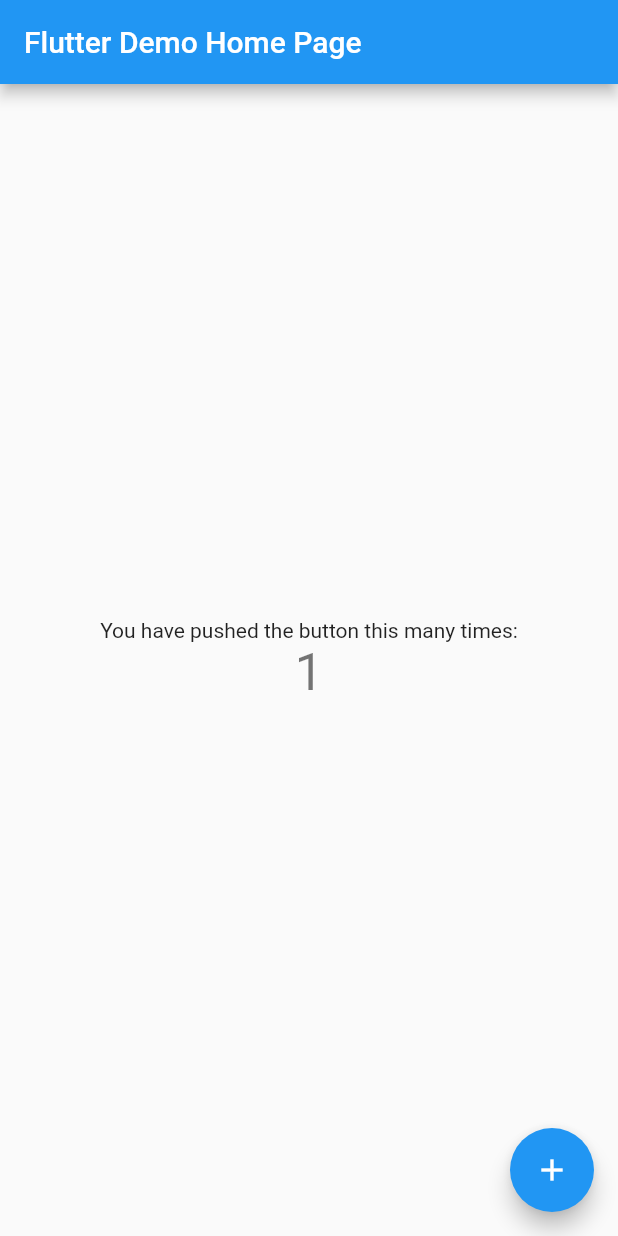
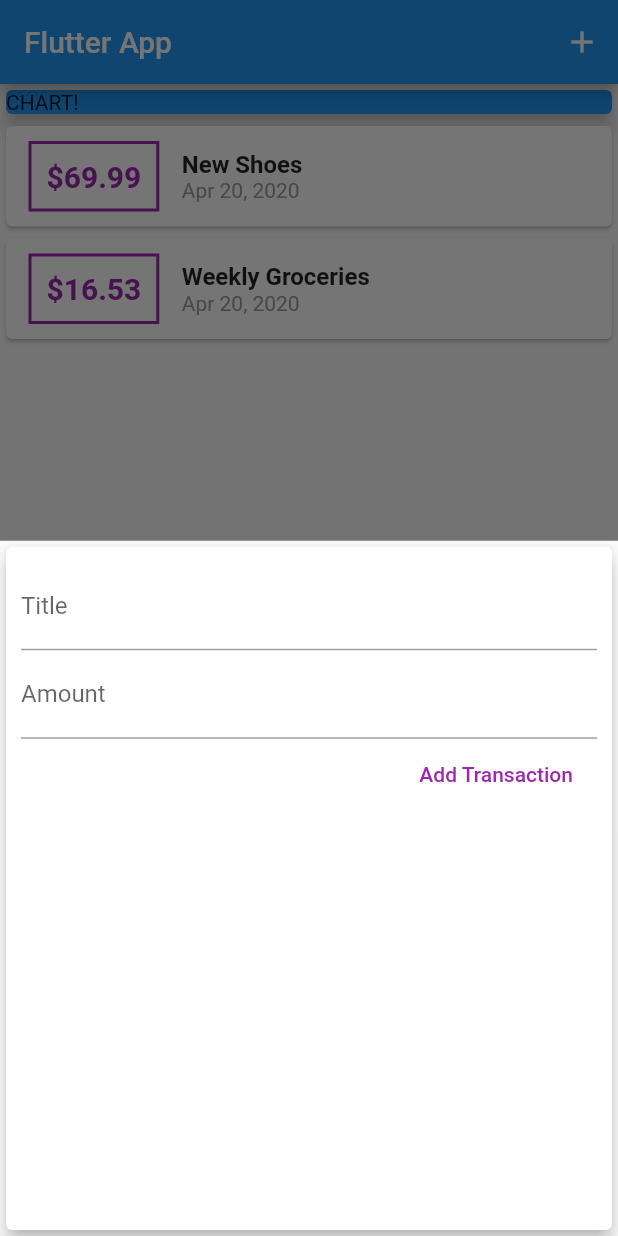
Before and after one commit to nactrem10/flutter_example_first_project, a Flutter app: the screen it shows after launch, after a tap on the "add" icon, on a phone screen of 412 x 824 dp. Run offline on Flutter 3.47's test engine with Material 2 defaults, Android fonts, the phone set to English and light mode, and no system bars.

Commit message:
listing and adding implemented

```diff
--- a/lib/main.dart
+++ b/lib/main.dart
@@ -1,117 +1,104 @@
 import 'package:flutter/material.dart';
 
-void main() {
-  runApp(MyApp());
-}
+import './widgets/new_transaction.dart';
+import './widgets/transaction_list.dart';
+import './models/transaction.dart';
+
+void main() => runApp(MyApp());
 
 class MyApp extends StatelessWidget {
-  // This widget is the root of your application.
   @override
   Widget build(BuildContext context) {
     return MaterialApp(
-      title: 'Flutter Demo',
-      theme: ThemeData(
-        // This is the theme of your application.
-        //
-        // Try running your application with "flutter run". You'll see the
-        // application has a blue toolbar. Then, without quitting the app, try
-        // changing the primarySwatch below to Colors.green and then invoke
-        // "hot reload" (press "r" in the console where you ran "flutter run",
-        // or simply save your changes to "hot reload" in a Flutter IDE).
-        // Notice that the counter didn't reset back to zero; the application
-        // is not restarted.
-        primarySwatch: Colors.blue,
-        // This makes the visual density adapt to the platform that you run
-        // the app on. For desktop platforms, the controls will be smaller and
-        // closer together (more dense) than on mobile platforms.
-        visualDensity: VisualDensity.adaptivePlatformDensity,
-      ),
-      home: MyHomePage(title: 'Flutter Demo Home Page'),
+      title: 'Flutter App',
+      home: MyHomePage(),
     );
   }
 }
 
 class MyHomePage extends StatefulWidget {
-  MyHomePage({Key key, this.title}) : super(key: key);
-
-  // This widget is the home page of your application. It is stateful, meaning
-  // that it has a State object (defined below) that contains fields that affect
-  // how it looks.
-
-  // This class is the configuration for the state. It holds the values (in this
-  // case the title) provided by the parent (in this case the App widget) and
-  // used by the build method of the State. Fields in a Widget subclass are
-  // always marked "final".
-
-  final String title;
-
+  // String titleInput;
+  // String amountInput;
   @override
   _MyHomePageState createState() => _MyHomePageState();
 }
 
 class _MyHomePageState extends State<MyHomePage> {
-  int _counter = 0;
+  final List<Transaction> _userTransactions = [
+    Transaction(
+      id: 't1',
+      title: 'New Shoes',
+      amount: 69.99,
+      date: DateTime.now(),
+    ),
+    Transaction(
+      id: 't2',
+      title: 'Weekly Groceries',
+      amount: 16.53,
+      date: DateTime.now(),
+    ),
+  ];
 
-  void _incrementCounter() {
+  void _addNewTransaction(String txTitle, double txAmount) {
+    final newTx = Transaction(
+      title: txTitle,
+      amount: txAmount,
+      date: DateTime.now(),
+      id: DateTime.now().toString(),
+    );
+
     setState(() {
-      // This call to setState tells the Flutter framework that something has
-      // changed in this State, which causes it to rerun the build method below
-      // so that the display can reflect the updated values. If we changed
-      // _counter without calling setState(), then the build method would not be
-      // called again, and so nothing would appear to happen.
-      _counter++;
+      _userTransactions.add(newTx);
     });
+  }
+
+  void _startAddNewTransaction(BuildContext ctx) {
+    showModalBottomSheet(
+      context: ctx,
+      builder: (_) {
+        return GestureDetector(
+          onTap: () {},
+          child: NewTransaction(_addNewTransaction),
+          behavior: HitTestBehavior.opaque,
+        );
+      },
+    );
   }
 
   @override
   Widget build(BuildContext context) {
-    // This method is rerun every time setState is called, for instance as done
-    // by the _incrementCounter method above.
-    //
-    // The Flutter framework has been optimized to make rerunning build methods
-    // fast, so that you can just rebuild anything that needs updating rather
-    // than having to individually change instances of widgets.
     return Scaffold(
       appBar: AppBar(
-        // Here we take the value from the MyHomePage object that was created by
-        // the App.build method, and use it to set our appbar title.
-        title: Text(widget.title),
+        title: Text('Flutter App'),
+        actions: <Widget>[
+          IconButton(
+            icon: Icon(Icons.add),
+            onPressed: () => _startAddNewTransaction(context),
+          ),
+        ],
       ),
-      body: Center(
-        // Center is a layout widget. It takes a single child and positions it
-        // in the middle of the parent.
+      body: SingleChildScrollView(
         child: Column(
-          // Column is also a layout widget. It takes a list of children and
-          // arranges them vertically. By default, it sizes itself to fit its
-          // children horizontally, and tries to be as tall as its parent.
-          //
-          // Invoke "debug painting" (press "p" in the console, choose the
-          // "Toggle Debug Paint" action from the Flutter Inspector in Android
-          // Studio, or the "Toggle Debug Paint" command in Visual Studio Code)
-          // to see the wireframe for each widget.
-          //
-          // Column has various properties to control how it sizes itself and
-          // how it positions its children. Here we use mainAxisAlignment to
-          // center the children vertically; the main axis here is the vertical
-          // axis because Columns are vertical (the cross axis would be
-          // horizontal).
-          mainAxisAlignment: MainAxisAlignment.center,
+          // mainAxisAlignment: MainAxisAlignment.start,
+          crossAxisAlignment: CrossAxisAlignment.stretch,
           children: <Widget>[
-            Text(
-              'You have pushed the button this many times:',
+            Container(
+              width: double.infinity,
+              child: Card(
+                color: Colors.blue,
+                child: Text('CHART!'),
+                elevation: 5,
+              ),
             ),
-            Text(
-              '$_counter',
-              style: Theme.of(context).textTheme.headline4,
-            ),
+            TransactionList(_userTransactions),
           ],
         ),
       ),
+      floatingActionButtonLocation: FloatingActionButtonLocation.centerFloat,
       floatingActionButton: FloatingActionButton(
-        onPressed: _incrementCounter,
-        tooltip: 'Increment',
         child: Icon(Icons.add),
-      ), // This trailing comma makes auto-formatting nicer for build methods.
+        onPressed: () => _startAddNewTransaction(context),
+      ),
     );
   }
 }
--- /dev/null
+++ b/lib/models/transaction.dart
@@ -0,0 +1,14 @@
+import 'package:flutter/foundation.dart';
+
+class Transaction {
+  final String id;
+  final String title;
+  final double amount;
+  final DateTime date;
+
+  Transaction(
+      {@required this.id,
+      @required this.title,
+      @required this.amount,
+      @required this.date});
+}
--- /dev/null
+++ b/lib/widgets/new_transaction.dart
@@ -0,0 +1,58 @@
+import 'package:flutter/material.dart';
+
+class NewTransaction extends StatelessWidget {
+  final Function addTx;
+  final titleController = TextEditingController();
+  final amountController = TextEditingController();
+
+  NewTransaction(this.addTx);
+
+  void submitData() {
+    final enteredTitle = titleController.text;
+    final enteredAmount = double.parse(amountController.text);
+
+    if (enteredTitle.isEmpty || enteredAmount <= 0) {
+      return;
+    }
+
+    addTx(
+      enteredTitle,
+      enteredAmount,
+    );
+  }
+
+  @override
+  Widget build(BuildContext context) {
+    return Card(
+      elevation: 5,
+      child: Container(
+        padding: EdgeInsets.all(10),
+        child: Column(
+          crossAxisAlignment: CrossAxisAlignment.end,
+          children: <Widget>[
+            TextField(
+              decoration: InputDecoration(labelText: 'Title'),
+              controller: titleController,
+              onSubmitted: (_) => submitData(),
+              // onChanged: (val) {
+              //   titleInput = val;
+              // },
+            ),
+            TextField(
+              decoration: InputDecoration(labelText: 'Amount'),
+              controller: amountController,
+              keyboardType: TextInputType.number,
+              onSubmitted: (_) => submitData(),
+              // onChanged: (val) => amountInput = val,
+            ),
+            FlatButton(
+              child: Text('Add Transaction'),
+              textColor: Colors.purple,
+              onPressed: submitData,
+            ),
+          ],
+        ),
+      ),
+    );
+  }
+}
--- /dev/null
+++ b/lib/widgets/transaction_list.dart
@@ -0,0 +1,67 @@
+import 'package:flutter/material.dart';
+import 'package:intl/intl.dart';
+
+import '../models/transaction.dart';
+
+class TransactionList extends StatelessWidget {
+  final List<Transaction> transactions;
+
+  TransactionList(this.transactions);
+
+  @override
+  Widget build(BuildContext context) {
+    return Container(
+      height: 300,
+      child: ListView.builder(
+        itemBuilder: (ctx, index) {
+          return Card(
+            child: Row(
+              children: <Widget>[
+                Container(
+                  margin: EdgeInsets.symmetric(
+                    vertical: 10,
+                    horizontal: 15,
+                  ),
+                  decoration: BoxDecoration(
+                    border: Border.all(
+                      color: Colors.purple,
+                      width: 2,
+                    ),
+                  ),
+                  padding: EdgeInsets.all(10),
+                  child: Text(
+                    '\$${transactions[index].amount.toStringAsFixed(2)}',
+                    style: TextStyle(
+                      fontWeight: FontWeight.bold,
+                      fontSize: 20,
+                      color: Colors.purple,
+                    ),
+                  ),
+                ),
+                Column(
+                  crossAxisAlignment: CrossAxisAlignment.start,
+                  children: <Widget>[
+                    Text(
+                      transactions[index].title,
+                      style: TextStyle(
+                        fontSize: 16,
+                        fontWeight: FontWeight.bold,
+                      ),
+                    ),
+                    Text(
+                      DateFormat.yMMMd().format(transactions[index].date),
+                      style: TextStyle(
+                        color: Colors.grey,
+                      ),
+                    ),
+                  ],
+                ),
+              ],
+            ),
+          );
+        },
+        itemCount: transactions.length,
+      ),
+    );
+  }
+}
--- a/pubspec.yaml
+++ b/pubspec.yaml
@@ -23,6 +23,7 @@ environment:
 dependencies:
   flutter:
     sdk: flutter
+  intl: ^0.16.1
 
 
   # The following adds the Cupertino Icons font to your application.
```
Also changed, not shown: pubspec.lock.
